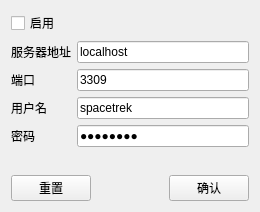
First picture: the form in dbinconf.ui, repository aspirefhaha/telemetryCapture, before the edit.
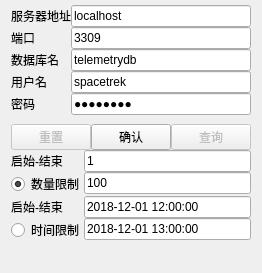
Second picture: the form after the edit.

What changed in the file:
```diff
--- a/dbinconf.ui
+++ b/dbinconf.ui
@@ -7,27 +7,38 @@
     <x>0</x>
     <y>0</y>
     <width>260</width>
-    <height>212</height>
+    <height>273</height>
    </rect>
   </property>
+  <property name="sizePolicy">
+   <sizepolicy hsizetype="Preferred" vsizetype="Minimum">
+    <horstretch>0</horstretch>
+    <verstretch>0</verstretch>
+   </sizepolicy>
+  </property>
   <property name="windowTitle">
    <string>DBConf</string>
   </property>
   <layout class="QVBoxLayout" name="verticalLayout_2">
+   <property name="spacing">
+    <number>0</number>
+   </property>
+   <property name="topMargin">
+    <number>5</number>
+   </property>
+   <property name="bottomMargin">
+    <number>5</number>
+   </property>
    <item>
     <layout class="QVBoxLayout" name="verticalLayout">
-     <item>
-      <widget class="QCheckBox" name="cbEnabled">
-       <property name="text">
-        <string>启用</string>
-       </property>
-      </widget>
-     </item>
      <item>
       <layout class="QFormLayout" name="formLayout">
        <property name="sizeConstraint">
         <enum>QLayout::SetMaximumSize</enum>
        </property>
+       <property name="verticalSpacing">
+        <number>0</number>
+       </property>
        <item row="0" column="0">
         <widget class="QLabel" name="label">
          <property name="text">
@@ -59,28 +70,28 @@
          </property>
         </widget>
        </item>
-       <item row="2" column="0">
+       <item row="3" column="0">
         <widget class="QLabel" name="label_2">
          <property name="text">
           <string>用户名</string>
          </property>
         </widget>
        </item>
-       <item row="2" column="1">
+       <item row="3" column="1">
         <widget class="QLineEdit" name="leUser">
          <property name="text">
           <string>spacetrek</string>
          </property>
         </widget>
        </item>
-       <item row="3" column="0">
+       <item row="4" column="0">
         <widget class="QLabel" name="label_3">
          <property name="text">
           <string>密码</string>
          </property>
         </widget>
        </item>
-       <item row="3" column="1">
+       <item row="4" column="1">
         <widget class="QLineEdit" name="lePwd">
          <property name="text">
           <string>zhu88jie</string>
@@ -90,12 +101,29 @@
          </property>
         </widget>
        </item>
+       <item row="2" column="0">
+        <widget class="QLabel" name="label_5">
+         <property name="text">
+          <string>数据库名</string>
+         </property>
+        </widget>
+       </item>
+       <item row="2" column="1">
+        <widget class="QLineEdit" name="leDBName">
+         <property name="text">
+          <string>telemetrydb</string>
+         </property>
+        </widget>
+       </item>
       </layout>
      </item>
      <item>
       <layout class="QHBoxLayout" name="horizontalLayout">
        <item>
         <widget class="QPushButton" name="btnReset">
+         <property name="enabled">
+          <bool>false</bool>
+         </property>
          <property name="text">
           <string>重置</string>
          </property>
@@ -121,6 +149,98 @@
          </property>
         </widget>
        </item>
+       <item>
+        <spacer name="horizontalSpacer_2">
+         <property name="orientation">
+          <enum>Qt::Horizontal</enum>
+         </property>
+         <property name="sizeHint" stdset="0">
+          <size>
+           <width>40</width>
+           <height>20</height>
+          </size>
+         </property>
+        </spacer>
+       </item>
+       <item>
+        <widget class="QPushButton" name="pbQuery">
+         <property name="enabled">
+          <bool>false</bool>
+         </property>
+         <property name="text">
+          <string>查询</string>
+         </property>
+        </widget>
+       </item>
+      </layout>
+     </item>
+     <item>
+      <layout class="QFormLayout" name="formLayout_2">
+       <property name="verticalSpacing">
+        <number>0</number>
+       </property>
+       <property name="bottomMargin">
+        <number>0</number>
+       </property>
+       <item row="0" column="0">
+        <widget class="QLabel" name="label_6">
+         <property name="text">
+          <string>启始-结束</string>
+         </property>
+        </widget>
+       </item>
+       <item row="0" column="1">
+        <widget class="QLineEdit" name="leStartLine">
+         <property name="text">
+          <string>1</string>
+         </property>
+        </widget>
+       </item>
+       <item row="1" column="0">
+        <widget class="QRadioButton" name="rbLineLimit">
+         <property name="text">
+          <string>数量限制</string>
+         </property>
+         <property name="checked">
+          <bool>true</bool>
+         </property>
+        </widget>
+       </item>
+       <item row="1" column="1">
+        <widget class="QLineEdit" name="leEndLine">
+         <property name="text">
+          <string>100</string>
+         </property>
+        </widget>
+       </item>
+       <item row="3" column="0">
+        <widget class="QLabel" name="label_7">
+         <property name="text">
+          <string>启始-结束</string>
+         </property>
+        </widget>
+       </item>
+       <item row="3" column="1">
+        <widget class="QLineEdit" name="leStartTime">
+         <property name="text">
+          <string>2018-12-01 12:00:00</string>
+         </property>
+        </widget>
+       </item>
+       <item row="4" column="0">
+        <widget class="QRadioButton" name="rbTimeLimit">
+         <property name="text">
+          <string>时间限制</string>
+         </property>
+        </widget>
+       </item>
+       <item row="4" column="1">
+        <widget class="QLineEdit" name="leEndTime">
+         <property name="text">
+          <string>2018-12-01 13:00:00</string>
+         </property>
+        </widget>
+       </item>
       </layout>
      </item>
     </layout>
```
Left out of the diff: 19 changed lines with no effect on the pictures.
